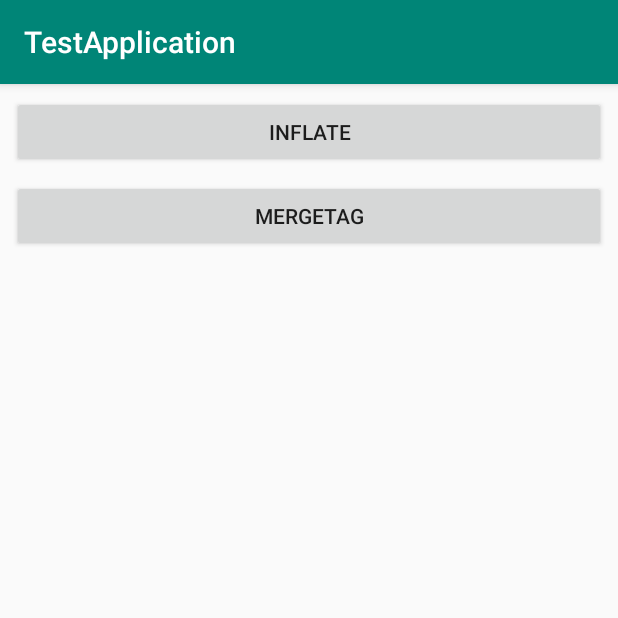
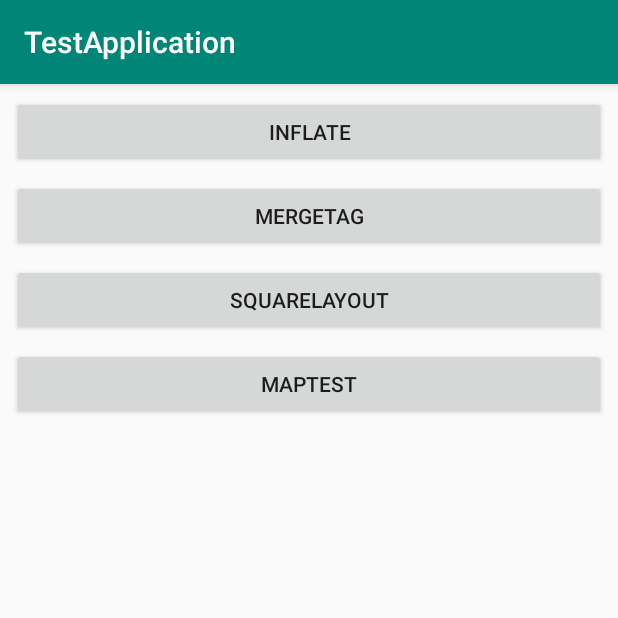
Before and after one commit to Kliter/androidTest, an Android app: the screen it shows after launch (MainActivity), on a phone screen of 412 x 824 dp, the top half of it. Run offline under Robolectric (Android 15) with nearby library versions, the phone set to English and light mode, and no system bars.

Commit message:
SquareViewTest and createMapTest.

```diff
--- a/app/src/main/AndroidManifest.xml
+++ b/app/src/main/AndroidManifest.xml
@@ -18,6 +18,7 @@
         </activity>
         <activity android:name=".InflateActivity"/>
         <activity android:name=".MergeTagActivity"/>
+        <activity android:name=".SquareLayoutActivity"/>
+        <activity android:name=".MapTestActivity"/>
     </application>
-
 </manifest>
--- a/app/src/main/java/com/test/testapplication/MainActivity.java
+++ b/app/src/main/java/com/test/testapplication/MainActivity.java
@@ -6,13 +6,14 @@ import android.support.v7.app.AppCompatActivity;
 import android.os.Bundle;
 import android.view.LayoutInflater;
 import android.view.View;
+import android.view.ViewTreeObserver;
 import android.widget.Button;
 
 public class MainActivity extends AppCompatActivity {
 
-    Button btnInflate, btnMergeTag;
-    Context mContext;
-    Intent intent = new Intent();
+    private Button btnInflate, btnMergeTag, btnSquareLayout, btnMapTest;
+    private Context mContext;
+    private Intent intent = new Intent();
 
     @Override
     protected void onCreate(Bundle savedInstanceState) {
@@ -33,6 +34,8 @@ public class MainActivity extends AppCompatActivity {
     private void setObject() {
         btnInflate = findViewById(R.id.btnInflate);
         btnMergeTag = findViewById(R.id.btnMergeTag);
+        btnSquareLayout = findViewById(R.id.btnSquareLayout);
+        btnMapTest = findViewById(R.id.btnMapTest);
     }
 
     private void setOnClickListener() {
@@ -50,5 +53,19 @@ public class MainActivity extends AppCompatActivity {
                 startActivity(intent);
             }
         });
+        btnSquareLayout.setOnClickListener(new View.OnClickListener() {
+            @Override
+            public void onClick(View view) {
+                intent.setClass(mContext, SquareLayoutActivity.class);
+                startActivity(intent);
+            }
+        });
+        btnMapTest.setOnClickListener(new View.OnClickListener() {
+            @Override
+            public void onClick(View view) {
+                intent.setClass(mContext, MapTestActivity.class);
+                startActivity(intent);
+            }
+        });
     }
 }
--- a/app/src/main/res/layout/activity_main.xml
+++ b/app/src/main/res/layout/activity_main.xml
@@ -31,4 +31,28 @@
         app:layout_constraintStart_toStartOf="parent"
         app:layout_constraintTop_toTopOf="parent"/>
 
+    <Button
+        android:id="@+id/btnSquareLayout"
+        android:layout_width="match_parent"
+        android:layout_height="wrap_content"
+        android:layout_marginStart="8dp"
+        android:layout_marginTop="8dp"
+        android:layout_marginEnd="8dp"
+        android:text="@string/SquareLayout"
+        app:layout_constraintEnd_toEndOf="parent"
+        app:layout_constraintStart_toStartOf="parent"
+        app:layout_constraintTop_toTopOf="parent"/>
+
+    <Button
+        android:id="@+id/btnMapTest"
+        android:layout_width="match_parent"
+        android:layout_height="wrap_content"
+        android:layout_marginStart="8dp"
+        android:layout_marginTop="8dp"
+        android:layout_marginEnd="8dp"
+        android:text="@string/MapTest"
+        app:layout_constraintEnd_toEndOf="parent"
+        app:layout_constraintStart_toStartOf="parent"
+        app:layout_constraintTop_toTopOf="parent"/>
+
 </LinearLayout>
--- a/app/src/main/res/values/colors.xml
+++ b/app/src/main/res/values/colors.xml
@@ -3,4 +3,6 @@
     <color name="colorPrimary">#008577</color>
     <color name="colorPrimaryDark">#00574B</color>
     <color name="colorAccent">#D81B60</color>
+    <color name="black">#000000</color>
+    <color name="white">#FFFFFF</color>
 </resources>
--- a/app/src/main/res/values/strings.xml
+++ b/app/src/main/res/values/strings.xml
@@ -23,4 +23,6 @@
     <string name="MergeTag">MergeTag</string>
     <string name="bad">Bad</string>
     <string name="good">Good</string>
+    <string name="SquareLayout">SquareLayout</string>
+    <string name="MapTest">MapTest</string>
 </resources>
--- a/build.gradle
+++ b/build.gradle
@@ -7,7 +7,7 @@ buildscript {
         jcenter()
     }
     dependencies {
-        classpath 'com.android.tools.build:gradle:3.2.1'
+        classpath 'com.android.tools.build:gradle:3.3.0'
 
 
         // NOTE: Do not place your application dependencies here; they belong
```
Also changed, not shown: app/src/main/java/com/test/testapplication/Box.java (added, +42 -0 lines), app/src/main/java/com/test/testapplication/DisplayImageView.java (added, +52 -0 lines), app/src/main/java/com/test/testapplication/MapTestActivity.java (added, +55 -0 lines), app/src/main/java/com/test/testapplication/SquareLayout.java (added, +21 -0 lines), app/src/main/java/com/test/testapplication/SquareLayoutActivity.java (added, +18 -0 lines), app/src/main/res/layout/activity_battletest.xml (added, +36 -0 lines), app/src/main/res/layout/activity_maptest.xml (added, +41 -0 lines), app/src/main/res/layout/activity_squareconstraintlayout.xml (added, +28 -0 lines), app/src/main/res/layout/view_controllertest.xml (added, +51 -0 lines), app/src/main/res/drawable/test.jpg (added), gradle/wrapper/gradle-wrapper.properties.
